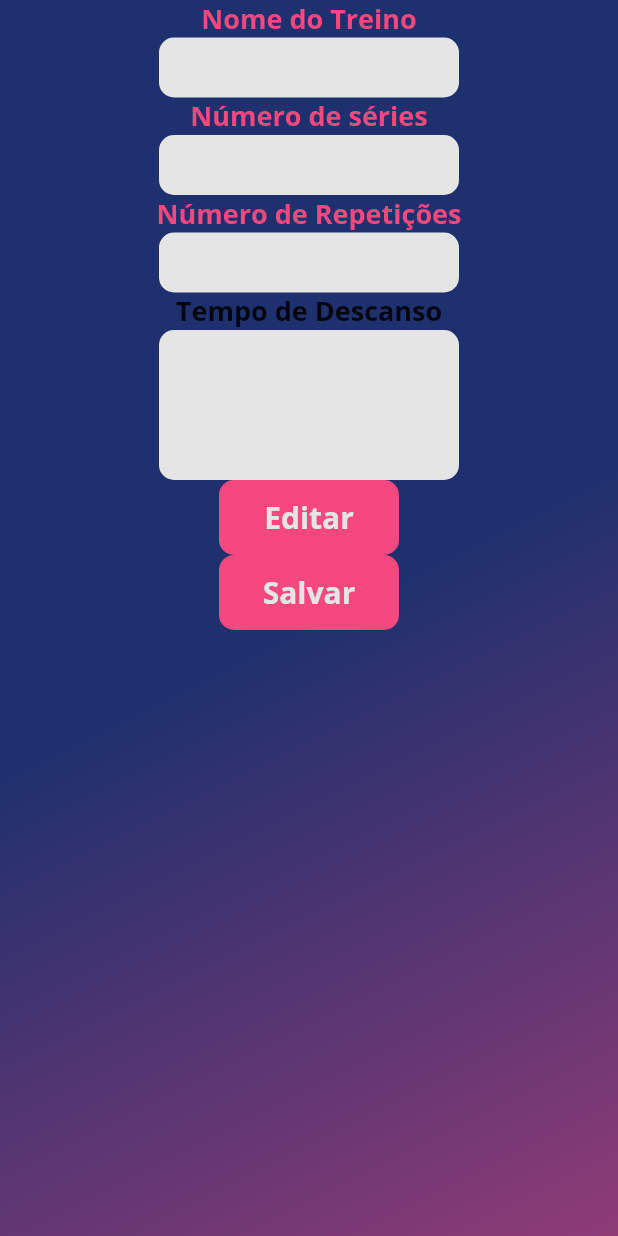
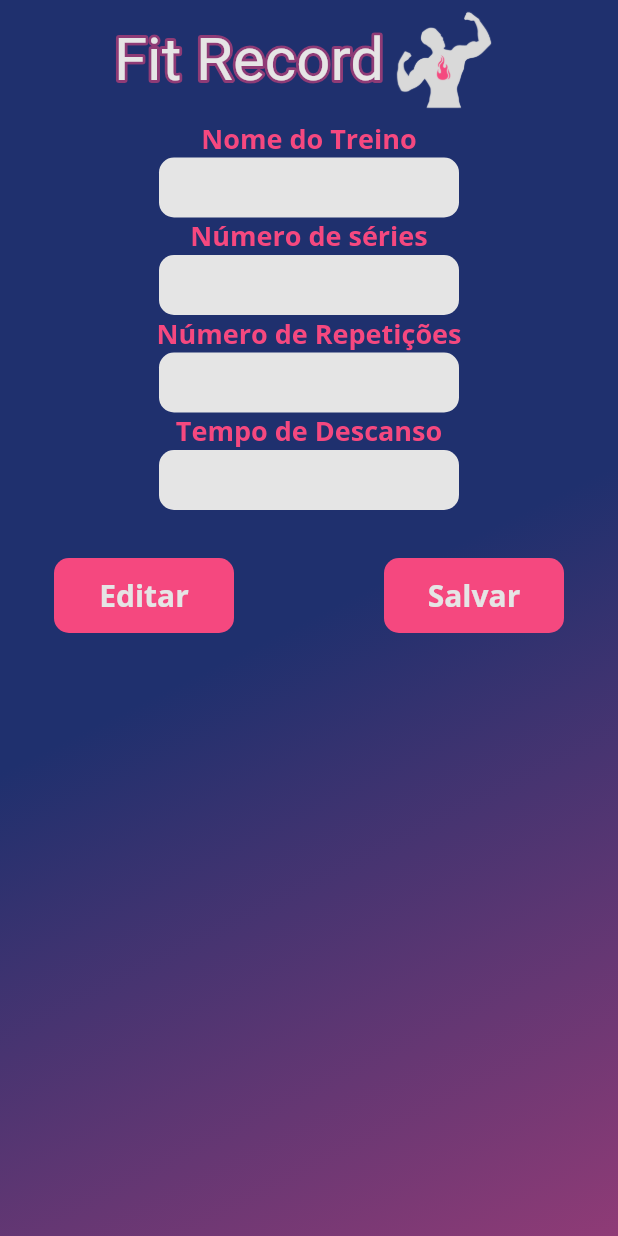
Before and after one commit to matheusmei/fit_record_app, a Flutter app: the ExercisesConfirmation screen opened directly with empty values, after a tap on "Salvar", on a phone screen of 412 x 824 dp. Run offline on Flutter 3.47's test engine with Material 2 defaults, Android fonts, the phone set to English and light mode, and no system bars; drawn by our look-alikes of bordered_text; our stand-ins replace cloud_firestore, dio, expansion_tile_card, firebase_core, google_fonts, hive and 2 more; missing offline and left inert: dart:ffi; accounts and stored records are empty; Roboto replaces fonts that are missing (Boogaloo).

Commit message:
fix function and confirmation training

```diff
--- a/lib/feature/exercises_page/exercises_confirmation.dart
+++ b/lib/feature/exercises_page/exercises_confirmation.dart
@@ -1,9 +1,11 @@
+import 'package:bordered_text/bordered_text.dart';
 import 'package:fit_record_app/feature/exercises_page/exercises_page2.dart';
 import 'package:fit_record_app/feature/save_training/training_save_function.dart';
 import 'package:fit_record_app/widgets/buttom_model.dart';
 import 'package:fit_record_app/widgets/buttom_model2.dart';
 import 'package:fit_record_app/widgets/componation/font_app.dart';
 import 'package:flutter/material.dart';
+import 'package:hive/hive.dart';
 
 import '../../widgets/componation/colors_app.dart';
 
@@ -13,9 +15,13 @@ class ExercisesConfirmation extends StatelessWidget {
   final String repetitionChoiced;
   final String restTimeChoiced;
 
+
   final List<Map<String, dynamic>> myList;
 
-  const ExercisesConfirmation({
+
+
+
+ ExercisesConfirmation({
     Key? key,
     required this.myList,
     required this.saveName,
@@ -45,7 +51,31 @@ class ExercisesConfirmation extends StatelessWidget {
             child: Column(
               mainAxisSize: MainAxisSize.min,
               children: [
-
+                Row(
+                      mainAxisAlignment: MainAxisAlignment.center,
+                      children: [
+                        Padding(
+                          padding: EdgeInsets.zero,
+                          child: BorderedText(
+                            strokeWidth: 4.0,
+                            strokeColor: ColorsApp.maincolor2,
+                            child:
+                                Text("Fit Record", style: FontApp.logotitle2),
+                          ),
+                        ),
+                        Container(
+                          height: 80,
+                          width: 80,
+                          alignment: Alignment.center,
+                          decoration: const BoxDecoration(
+                            image: DecorationImage(
+                              image: AssetImage("lib/images/logo.png"),
+                              fit: BoxFit.contain,
+                            ),
+                          ),
+                        ),
+                      ],
+                    ),
                 Text("Nome do Treino",
                     style: FontApp.mainfont18.copyWith(
                       color: ColorsApp.maincolor3,
@@ -63,7 +93,6 @@ class ExercisesConfirmation extends StatelessWidget {
                         color: ColorsApp.maincolor3,
                       )),
                 ),
-
                 Text("Número de séries",
                     style: FontApp.mainfont18.copyWith(
                       color: ColorsApp.maincolor3,
@@ -81,7 +110,6 @@ class ExercisesConfirmation extends StatelessWidget {
                         color: ColorsApp.maincolor3,
                       )),
                 ),
-
                 Text("Número de Repetições",
                     style: FontApp.mainfont18.copyWith(
                       color: ColorsApp.maincolor3,
@@ -99,18 +127,29 @@ class ExercisesConfirmation extends StatelessWidget {
                         color: ColorsApp.maincolor3,
                       )),
                 ),
-
-                Text("Tempo de Descanso",
-                    style: FontApp.mainfont18),
+                Text(
+                  "Tempo de Descanso",
+                  style:
+                      FontApp.mainfont18.copyWith(color: ColorsApp.maincolor3),
+                ),
                 Container(
-                height: 100,
+                  alignment: Alignment.center,
+                  height: 40,
                   width: 200,
-                decoration: BoxDecoration(color: ColorsApp.maincolor4,borderRadius: BorderRadius.circular(10)),
-                child:Text(restTimeChoiced,                      textAlign: TextAlign.center,
+                  decoration: BoxDecoration(
+                      color: ColorsApp.maincolor4,
+                      borderRadius: BorderRadius.circular(10)),
+                  child: Text(
+                    restTimeChoiced,
+                    textAlign: TextAlign.center,
                     style: FontApp.mainfont16.copyWith(
                       color: ColorsApp.maincolor3,
-                      ))),
-
+                    ),
+                  ),
+                ),
+                const SizedBox(
+                  height: 16,
+                ),
                 ListView.builder(
                   itemCount: myList.length,
                   shrinkWrap: true,
@@ -131,16 +170,29 @@ class ExercisesConfirmation extends StatelessWidget {
                     );
                   }),
                 ),
-                ButtomModel2(text: "Editar", onPressed: (){}),
-
-                ButtomModel2(text: "Salvar", onPressed: (){}),
-
+                const SizedBox(
+                  height: 16,
+                ),
+                Row(
+                  mainAxisAlignment: MainAxisAlignment.center,
+                  children: [
+                    ButtomModel2(text: "Editar", onPressed: () {}),
+                    const SizedBox(
+                      width: 100,
+                    ),
+                    ButtomModel2(
+                        text: "Salvar",
+                        onPressed: () {
+                          trainingSaveFunction(myList, saveName, serieChoiced,
+                              repetitionChoiced, restTimeChoiced);
+                        }),
                   ],
                 ),
-  )
-
-          )),
+              ],
+            ),
+          ),
+        ),
+      ),
     );
-
   }
 }
--- a/lib/feature/save_training/training_save_function.dart
+++ b/lib/feature/save_training/training_save_function.dart
@@ -6,7 +6,7 @@ Future trainingSaveFunction(List<Map<String, dynamic>> exercises, String name,
     String serie, String repetition, restTime) async {
   final trainingDataBase = FirebaseFirestore.instance;
   final hive = Hive.box<String>("userTrainingBox");
-  final userId = hive.get("sid");
+  final userId = hive.get("id");
 
   if (userId == null || userId.isEmpty) {
     throw Exception('Erouu');
--- a/lib/my_app.dart
+++ b/lib/my_app.dart
@@ -26,7 +26,7 @@ class MyApp extends StatelessWidget {
     return const MaterialApp(
       debugShowCheckedModeBanner: false,
       title: 'Fit Record',
-      home: ExercisesPage2(),
+      home: LoginPage(),
 
     );
   }
```
Lines whose indentation alone changed are shown as unchanged.
